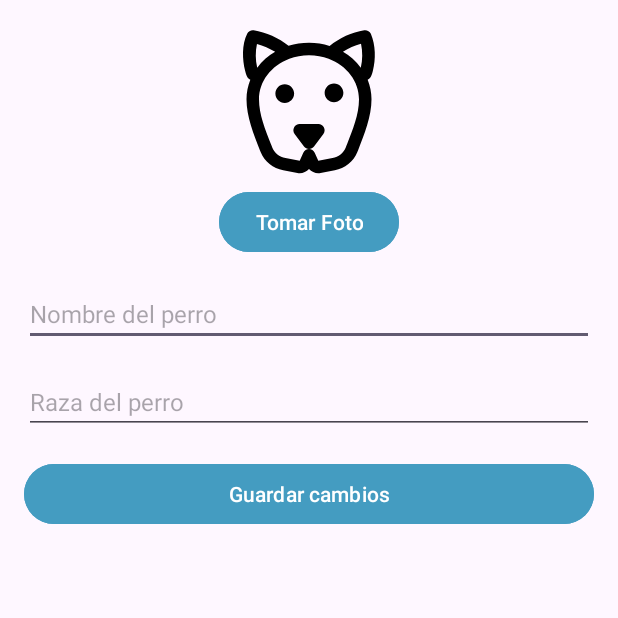
After one commit to javigk01/Walkapaw, an Android app: the EditarPerfilActivity screen opened directly, with no data from a screen before it, on a phone screen of 412 x 824 dp, the top half of it. The commit adds this screen. Run offline under Robolectric (Android 15) with nearby library versions, the phone set to English and light mode, and no system bars.

Commit message:
editar perfil hecho

```diff
--- a/app/src/main/AndroidManifest.xml
+++ b/app/src/main/AndroidManifest.xml
@@ -49,6 +49,9 @@
             </intent-filter>
         </activity>
 
+        <activity android:name=".LogicaActivities.EditarPerfilActivity" />
+
+
     </application>
 
 </manifest>
--- /dev/null
+++ b/app/src/main/java/com/example/walkapaw/LogicaActivities/EditarPerfilActivity.kt
@@ -0,0 +1,106 @@
+package com.example.walkapaw.LogicaActivities
+
+import android.Manifest
+import android.content.Context
+import android.content.pm.PackageManager
+import android.graphics.Bitmap
+import android.os.Bundle
+import android.util.Base64
+import android.widget.Toast
+import androidx.activity.result.ActivityResultLauncher
+import androidx.activity.result.contract.ActivityResultContracts
+import androidx.appcompat.app.AppCompatActivity
+import androidx.core.content.ContextCompat
+import com.example.walkapaw.databinding.ActivityEditarPerfilBinding
+import java.io.ByteArrayOutputStream
+
+class EditarPerfilActivity : AppCompatActivity() {
+    private lateinit var binding: ActivityEditarPerfilBinding
+
+    private lateinit var cameraLauncher: ActivityResultLauncher<Void?>
+    private lateinit var requestPermissionLauncher: ActivityResultLauncher<String>
+    private var selectedBitmap: Bitmap? = null
+
+    override fun onCreate(savedInstanceState: Bundle?) {
+        super.onCreate(savedInstanceState)
+        binding = ActivityEditarPerfilBinding.inflate(layoutInflater)
+        setContentView(binding.root)
+
+        val sharedPref = getSharedPreferences("perfil_perro", Context.MODE_PRIVATE)
+
+        // 🔹 Cargar datos previos
+        binding.etNombrePerro.setText(sharedPref.getString("nombre", ""))
+        binding.etRazaPerro.setText(sharedPref.getString("raza", ""))
+
+        // 🔹 Configurar Launchers
+        setupCameraLaunchers()
+
+        // 🔹 Botón tomar foto
+        binding.btnTomarFoto.setOnClickListener {
+            checkPermissionAndOpenCamera()
+        }
+
+        // 🔹 Botón guardar
+        binding.btnGuardar.setOnClickListener {
+            val nombre = binding.etNombrePerro.text.toString().trim()
+            val raza = binding.etRazaPerro.text.toString().trim()
+
+            if (nombre.isEmpty() || raza.isEmpty()) {
+                Toast.makeText(this, "Por favor completa todos los campos", Toast.LENGTH_SHORT).show()
+            } else {
+                sharedPref.edit().apply {
+                    putString("nombre", nombre)
+                    putString("raza", raza)
+
+                    // Guardar foto si se tomó
+                    selectedBitmap?.let { bitmap ->
+                        putString("foto", bitmapToBase64(bitmap))
+                    }
+
+                    apply()
+                }
+                Toast.makeText(this, "Perfil guardado ✅", Toast.LENGTH_SHORT).show()
+                finish()
+            }
+        }
+    }
+
+    private fun setupCameraLaunchers() {
+        cameraLauncher = registerForActivityResult(ActivityResultContracts.TakePicturePreview()) { bitmap ->
+            if (bitmap != null) {
+                selectedBitmap = bitmap
+                binding.ivPerfilPerro.setImageBitmap(bitmap)
+                Toast.makeText(this, "Foto tomada ✅", Toast.LENGTH_SHORT).show()
+            }
+        }
+
+        requestPermissionLauncher = registerForActivityResult(ActivityResultContracts.RequestPermission()) { isGranted ->
+            if (isGranted) {
+                openCamera()
+            } else {
+                Toast.makeText(this, "Permiso de cámara denegado ⚠️", Toast.LENGTH_SHORT).show()
+            }
+        }
+    }
+
+    private fun checkPermissionAndOpenCamera() {
+        when {
+            ContextCompat.checkSelfPermission(this, Manifest.permission.CAMERA) == PackageManager.PERMISSION_GRANTED -> openCamera()
+            shouldShowRequestPermissionRationale(Manifest.permission.CAMERA) -> {
+                Toast.makeText(this, "Se necesita permiso para usar la cámara 📷", Toast.LENGTH_LONG).show()
+                requestPermissionLauncher.launch(Manifest.permission.CAMERA)
+            }
+            else -> requestPermissionLauncher.launch(Manifest.permission.CAMERA)
+        }
+    }
+
+    private fun openCamera() {
+        cameraLauncher.launch(null)
+    }
+
+    private fun bitmapToBase64(bitmap: Bitmap): String {
+        val outputStream = ByteArrayOutputStream()
+        bitmap.compress(Bitmap.CompressFormat.PNG, 100, outputStream)
+        return Base64.encodeToString(outputStream.toByteArray(), Base64.DEFAULT)
+    }
+}
--- /dev/null
+++ b/app/src/main/res/layout/activity_editar_perfil.xml
@@ -0,0 +1,52 @@
+<ScrollView xmlns:android="http://schemas.android.com/apk/res/android"
+    android:layout_width="match_parent"
+    android:layout_height="match_parent"
+    android:padding="16dp">
+
+    <LinearLayout
+        android:layout_width="match_parent"
+        android:layout_height="wrap_content"
+        android:orientation="vertical">
+
+        <ImageView
+            android:id="@+id/ivPerfilPerro"
+            android:layout_width="100dp"
+            android:layout_height="100dp"
+            android:layout_gravity="center"
+            android:src="@drawable/dog_placeholder"
+            android:layout_marginBottom="8dp"/>
+
+        <Button
+            android:id="@+id/btnTomarFoto"
+            android:layout_width="wrap_content"
+            android:layout_height="wrap_content"
+            android:layout_gravity="center"
+            android:text="Tomar Foto"
+            android:layout_marginBottom="16dp"
+            android:backgroundTint="@color/color_primario" />
+
+        <EditText
+            android:id="@+id/etNombrePerro"
+            android:layout_width="match_parent"
+            android:layout_height="wrap_content"
+            android:hint="Nombre del perro"
+            android:textSize="16sp"
+            android:layout_marginBottom="16dp" />
+
+        <EditText
+            android:id="@+id/etRazaPerro"
+            android:layout_width="match_parent"
+            android:layout_height="wrap_content"
+            android:hint="Raza del perro"
+            android:textSize="16sp"
+            android:layout_marginBottom="16dp" />
+
+        <Button
+            android:id="@+id/btnGuardar"
+            android:layout_width="match_parent"
+            android:layout_height="wrap_content"
+            android:text="Guardar cambios"
+            android:backgroundTint="@color/color_primario" />
+
+    </LinearLayout>
+</ScrollView>
```
Also changed, not shown: app/src/main/java/com/example/walkapaw/LogicaActivities/HomeActivity.kt (+45 -24 lines), app/src/main/res/layout/fragment_cuenta.xml (+0 -10 lines), 1 other file.
